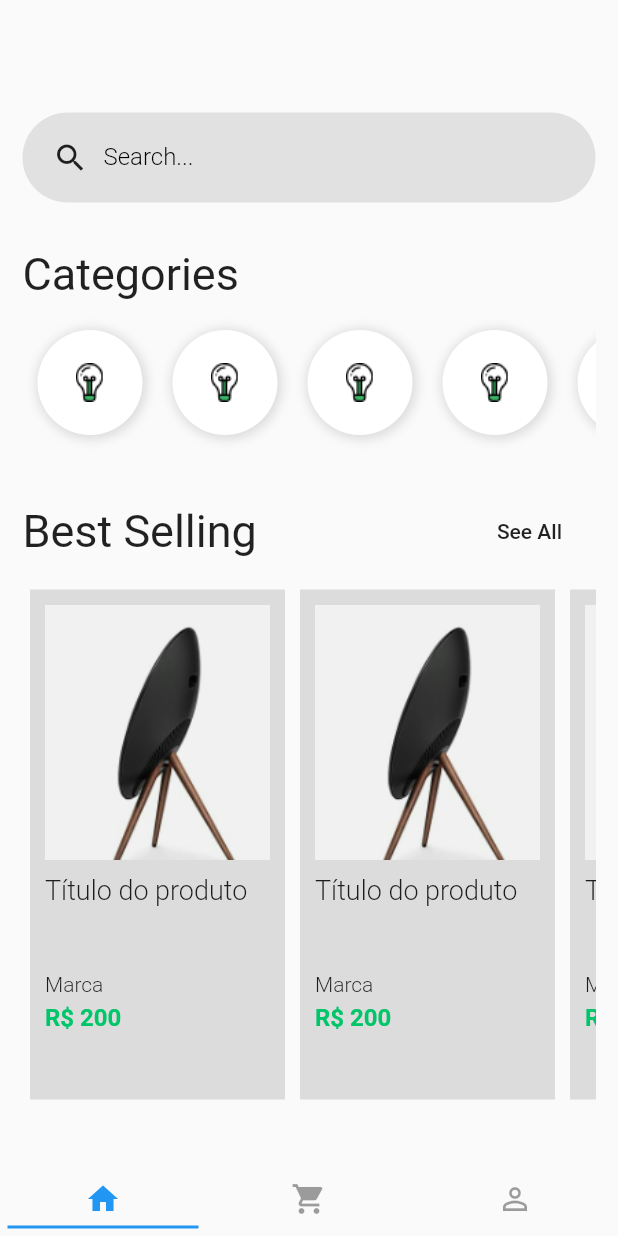
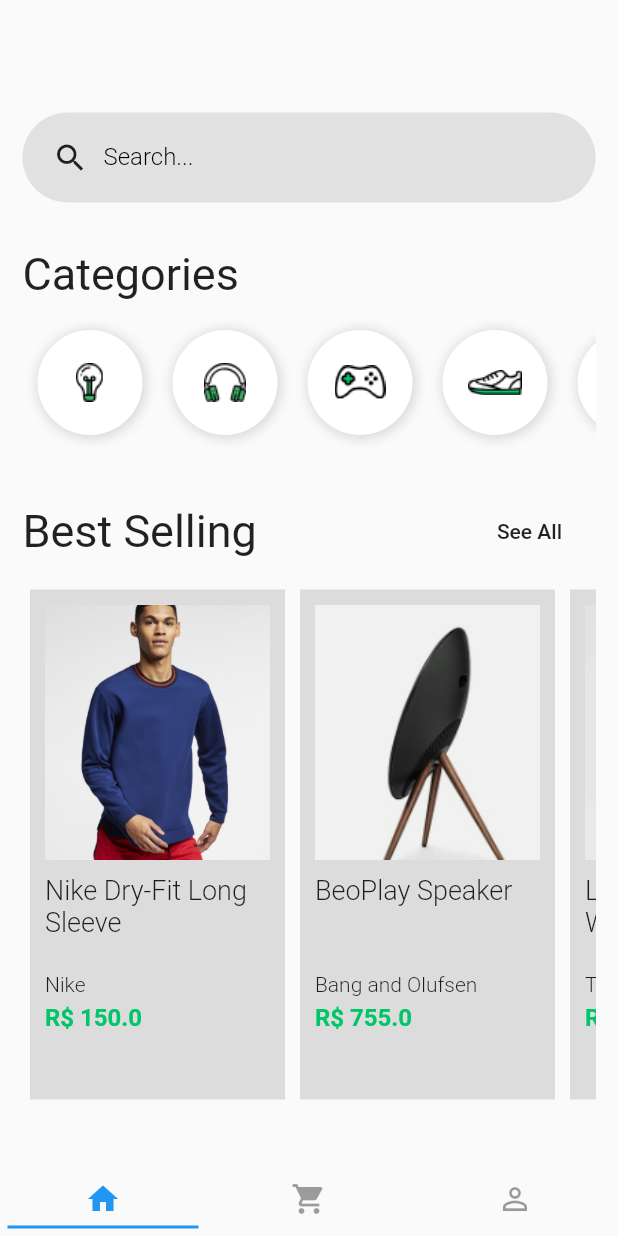
Before and after one commit to JailtonJunior94/balta.io-shopping, a Flutter app: the screen it shows after launch, on a phone screen of 412 x 824 dp. Run offline on Flutter 3.47's test engine with Material 2 defaults, Android fonts, the phone set to English and light mode, and no system bars.

Commit message:
conclusão do módulo ORGANIZACAO

```diff
--- a/lib/pages/home.page.dart
+++ b/lib/pages/home.page.dart
@@ -1,6 +1,8 @@
 import 'package:flutter/material.dart';
 
-import 'package:balta_shopping/pages/product.page.dart';
+import 'package:balta_shopping/widgets/search-box.widget.dart';
+import 'package:balta_shopping/widgets/product/product-list.widget.dart';
+import 'package:balta_shopping/widgets/category/category-list.widget.dart';
 
 class HomePage extends StatelessWidget {
   @override
@@ -12,11 +14,11 @@ class HomePage extends StatelessWidget {
           crossAxisAlignment: CrossAxisAlignment.stretch,
           children: <Widget>[
             SizedBox(height: 60),
-            search(),
+            SearchBox(),
             SizedBox(height: 30),
             Text("Categories", style: TextStyle(fontSize: 30)),
             SizedBox(height: 10),
-            Container(height: 90, child: categoryList()),
+            Container(height: 90, child: CategoryList()),
             SizedBox(height: 30),
             Row(
               mainAxisAlignment: MainAxisAlignment.spaceBetween,
@@ -29,153 +31,10 @@ class HomePage extends StatelessWidget {
               ],
             ),
             SizedBox(height: 10),
-            Container(height: 350, child: productList(context)),
+            Container(height: 350, child: ProductList()),
           ],
         ),
       ),
     );
   }
 }
-
-Widget search() {
-  return Container(
-    height: 60,
-    padding: EdgeInsets.only(left: 20),
-    decoration: BoxDecoration(
-      color: Colors.black.withOpacity(0.1),
-      borderRadius: BorderRadius.all(
-        Radius.circular(128),
-      ),
-    ),
-    child: Row(
-      children: <Widget>[
-        Icon(Icons.search),
-        Container(
-          width: 300,
-          padding: EdgeInsets.only(left: 10),
-          child: TextFormField(
-            keyboardType: TextInputType.text,
-            decoration: InputDecoration(
-              border: InputBorder.none,
-              labelText: "Search...",
-              labelStyle: TextStyle(
-                color: Colors.black,
-                fontWeight: FontWeight.w300,
-                fontSize: 16,
-              ),
-            ),
-            style: TextStyle(fontSize: 20, color: Colors.black),
-          ),
-        ),
-      ],
-    ),
-  );
-}
-
-Widget categoryList() {
-  return Container(
-    child: ListView(
-      scrollDirection: Axis.horizontal,
-      children: <Widget>[
-        categoryItem(),
-        categoryItem(),
-        categoryItem(),
-        categoryItem(),
-        categoryItem(),
-        categoryItem(),
-      ],
-    ),
-  );
-}
-
-Widget categoryItem() {
-  return Container(
-    width: 70,
-    height: 70,
-    margin: EdgeInsets.all(10),
-    padding: EdgeInsets.all(10),
-    decoration: BoxDecoration(
-      color: Colors.white,
-      boxShadow: [
-        new BoxShadow(
-          color: Colors.black12,
-          offset: new Offset(1, 1),
-          blurRadius: 5,
-          spreadRadius: 2,
-        ),
-      ],
-      borderRadius: BorderRadius.all(Radius.circular(64)),
-    ),
-    child: Image.asset("assets/Icon_Devices.png"),
-  );
-}
-
-Widget productList(BuildContext context) {
-  return Container(
-    child: ListView(
-      scrollDirection: Axis.horizontal,
-      children: <Widget>[
-        productItem(context),
-        productItem(context),
-        productItem(context),
-        productItem(context),
-        productItem(context),
-        productItem(context),
-      ],
-    ),
-  );
-}
-
-Widget productItem(BuildContext context) {
-  return Container(
-    padding: EdgeInsets.all(10),
-    margin: EdgeInsets.all(5),
-    width: 170,
-    color: Colors.black12,
-    child: Column(
-      crossAxisAlignment: CrossAxisAlignment.start,
-      children: <Widget>[
-        GestureDetector(
-          onDoubleTap: () {
-            Navigator.push(context,
-                MaterialPageRoute(builder: (context) => ProductPage()));
-          },
-          child: Image.asset(
-            "assets/product-1.png",
-            width: 170,
-            height: 170,
-            fit: BoxFit.cover,
-          ),
-        ),
-        SizedBox(height: 10),
-        Container(
-          height: 60,
-          child: Text(
-            "Título do produto",
-            style: TextStyle(
-              fontSize: 18,
-              fontWeight: FontWeight.w300,
-            ),
-          ),
-        ),
-        SizedBox(height: 5),
-        Text(
-          "Marca",
-          style: TextStyle(
-            fontSize: 14,
-            fontWeight: FontWeight.w300,
-          ),
-        ),
-        SizedBox(height: 5),
-        Text(
-          "R\$ 200",
-          style: TextStyle(
-            fontSize: 16,
-            fontWeight: FontWeight.bold,
-            color: Color(0xFF00C569),
-          ),
-        ),
-      ],
-    ),
-  );
-}
--- a/lib/pages/product.page.dart
+++ b/lib/pages/product.page.dart
@@ -1,6 +1,18 @@
 import 'package:flutter/material.dart';
 
 class ProductPage extends StatelessWidget {
+  final String image;
+  final String title;
+  final String description;
+  final double price;
+
+  ProductPage({
+    @required this.image,
+    @required this.title,
+    @required this.description,
+    @required this.price,
+  });
+
   @override
   Widget build(BuildContext context) {
     return Scaffold(
@@ -16,7 +28,7 @@ class ProductPage extends StatelessWidget {
               flexibleSpace: FlexibleSpaceBar(
                 centerTitle: true,
                 background: Image.asset(
-                  "assets/product-10.png",
+                  image,
                   width: double.infinity,
                   fit: BoxFit.fitWidth,
                 ),
@@ -33,7 +45,7 @@ class ProductPage extends StatelessWidget {
                 right: 10,
               ),
               child: Text(
-                "Dry Fit Long Sleeve",
+                title,
                 style: TextStyle(
                   fontSize: 26,
                   fontWeight: FontWeight.bold,
@@ -42,7 +54,7 @@ class ProductPage extends StatelessWidget {
             ),
             Padding(
               padding: EdgeInsets.all(10),
-              child: Text("by Nike"),
+              child: Text(description),
             ),
             Padding(
               padding: EdgeInsets.all(10),
@@ -55,8 +67,7 @@ class ProductPage extends StatelessWidget {
             ),
             Padding(
               padding: EdgeInsets.all(10),
-              child: Text(
-                  "Nike Dri-FIT is a polyester fabric designed to help you keep dry so you can more comfortably work harder, longer."),
+              child: Text("$description | R\$ $price"),
             ),
           ],
         ),
--- /dev/null
+++ b/lib/widgets/category/category-item.widget.dart
@@ -0,0 +1,29 @@
+import 'package:flutter/material.dart';
+
+class CategoryItem extends StatelessWidget {
+  final String image;
+  CategoryItem({@required this.image});
+
+  @override
+  Widget build(BuildContext context) {
+    return Container(
+      width: 70,
+      height: 70,
+      margin: EdgeInsets.all(10),
+      padding: EdgeInsets.all(10),
+      decoration: BoxDecoration(
+        color: Colors.white,
+        boxShadow: [
+          new BoxShadow(
+            color: Colors.black12,
+            offset: new Offset(1, 1),
+            blurRadius: 5,
+            spreadRadius: 2,
+          ),
+        ],
+        borderRadius: BorderRadius.all(Radius.circular(64)),
+      ),
+      child: Image.asset(image),
+    );
+  }
+}
--- /dev/null
+++ b/lib/widgets/category/category-list.widget.dart
@@ -0,0 +1,21 @@
+import 'package:flutter/material.dart';
+
+import 'package:balta_shopping/widgets/category/category-item.widget.dart';
+
+class CategoryList extends StatelessWidget {
+  @override
+  Widget build(BuildContext context) {
+    return Container(
+      child: ListView(
+        scrollDirection: Axis.horizontal,
+        children: <Widget>[
+          CategoryItem(image: "assets/Icon_Devices.png"),
+          CategoryItem(image: "assets/Icon_Gadgets.png"),
+          CategoryItem(image: "assets/Icon_Gaming.png"),
+          CategoryItem(image: "assets/Icon_Mens_Shoe.png"),
+          CategoryItem(image: "assets/Icon_Womens_Shoe.png"),
+        ],
+      ),
+    );
+  }
+}
--- /dev/null
+++ b/lib/widgets/product/product-item.widget.dart
@@ -0,0 +1,81 @@
+import 'package:flutter/material.dart';
+
+import 'package:balta_shopping/pages/product.page.dart';
+
+class ProductItem extends StatelessWidget {
+  final String image;
+  final String title;
+  final String description;
+  final double price;
+
+  ProductItem({
+    @required this.image,
+    @required this.title,
+    @required this.description,
+    @required this.price,
+  });
+
+  @override
+  Widget build(BuildContext context) {
+    return Container(
+      padding: EdgeInsets.all(10),
+      margin: EdgeInsets.all(5),
+      width: 170,
+      color: Colors.black12,
+      child: Column(
+        crossAxisAlignment: CrossAxisAlignment.start,
+        children: <Widget>[
+          GestureDetector(
+            onDoubleTap: () {
+              Navigator.push(
+                context,
+                MaterialPageRoute(
+                  builder: (context) => ProductPage(
+                    image: image,
+                    title: title,
+                    description: description,
+                    price: price,
+                  ),
+                ),
+              );
+            },
+            child: Image.asset(
+              image,
+              width: 170,
+              height: 170,
+              fit: BoxFit.cover,
+            ),
+          ),
+          SizedBox(height: 10),
+          Container(
+            height: 60,
+            child: Text(
+              title,
+              style: TextStyle(
+                fontSize: 18,
+                fontWeight: FontWeight.w300,
+              ),
+            ),
+          ),
+          SizedBox(height: 5),
+          Text(
+            description,
+            style: TextStyle(
+              fontSize: 14,
+              fontWeight: FontWeight.w300,
+            ),
+          ),
+          SizedBox(height: 5),
+          Text(
+            "R\$ $price",
+            style: TextStyle(
+              fontSize: 16,
+              fontWeight: FontWeight.bold,
+              color: Color(0xFF00C569),
+            ),
+          ),
+        ],
+      ),
+    );
+  }
+}
--- /dev/null
+++ b/lib/widgets/product/product-list.widget.dart
@@ -0,0 +1,46 @@
+import 'package:flutter/material.dart';
+
+import 'package:balta_shopping/widgets/product/product-item.widget.dart';
+
+class ProductList extends StatelessWidget {
+  @override
+  Widget build(BuildContext context) {
+    return Container(
+      child: ListView(
+        scrollDirection: Axis.horizontal,
+        children: <Widget>[
+          ProductItem(
+            title: "Nike Dry-Fit Long Sleeve",
+            description: "Nike",
+            image: "assets/product-10.png",
+            price: 150,
+          ),
+          ProductItem(
+            title: "BeoPlay Speaker",
+            description: "Bang and Olufsen",
+            image: "assets/product-1.png",
+            price: 755,
+          ),
+          ProductItem(
+            title: "Leather Wristwatch",
+            description: "Tag Heuer",
+            image: "assets/product-2.png",
+            price: 450,
+          ),
+          ProductItem(
+            title: "Smart Bluetooth Speaker",
+            description: "Google Inc.",
+            image: "assets/product-3.png",
+            price: 900,
+          ),
+          ProductItem(
+            title: "Smart Luggage",
+            description: "Smart Inc.",
+            image: "assets/product-4.png",
+            price: 1000,
+          ),
+        ],
+      ),
+    );
+  }
+}
--- /dev/null
+++ b/lib/widgets/search-box.widget.dart
@@ -0,0 +1,39 @@
+import 'package:flutter/material.dart';
+
+class SearchBox extends StatelessWidget {
+  @override
+  Widget build(BuildContext context) {
+    return Container(
+      height: 60,
+      padding: EdgeInsets.only(left: 20),
+      decoration: BoxDecoration(
+        color: Colors.black.withOpacity(0.1),
+        borderRadius: BorderRadius.all(
+          Radius.circular(128),
+        ),
+      ),
+      child: Row(
+        children: <Widget>[
+          Icon(Icons.search),
+          Container(
+            width: 300,
+            padding: EdgeInsets.only(left: 10),
+            child: TextFormField(
+              keyboardType: TextInputType.text,
+              decoration: InputDecoration(
+                border: InputBorder.none,
+                labelText: "Search...",
+                labelStyle: TextStyle(
+                  color: Colors.black,
+                  fontWeight: FontWeight.w300,
+                  fontSize: 16,
+                ),
+              ),
+              style: TextStyle(fontSize: 20, color: Colors.black),
+            ),
+          ),
+        ],
+      ),
+    );
+  }
+}
```
